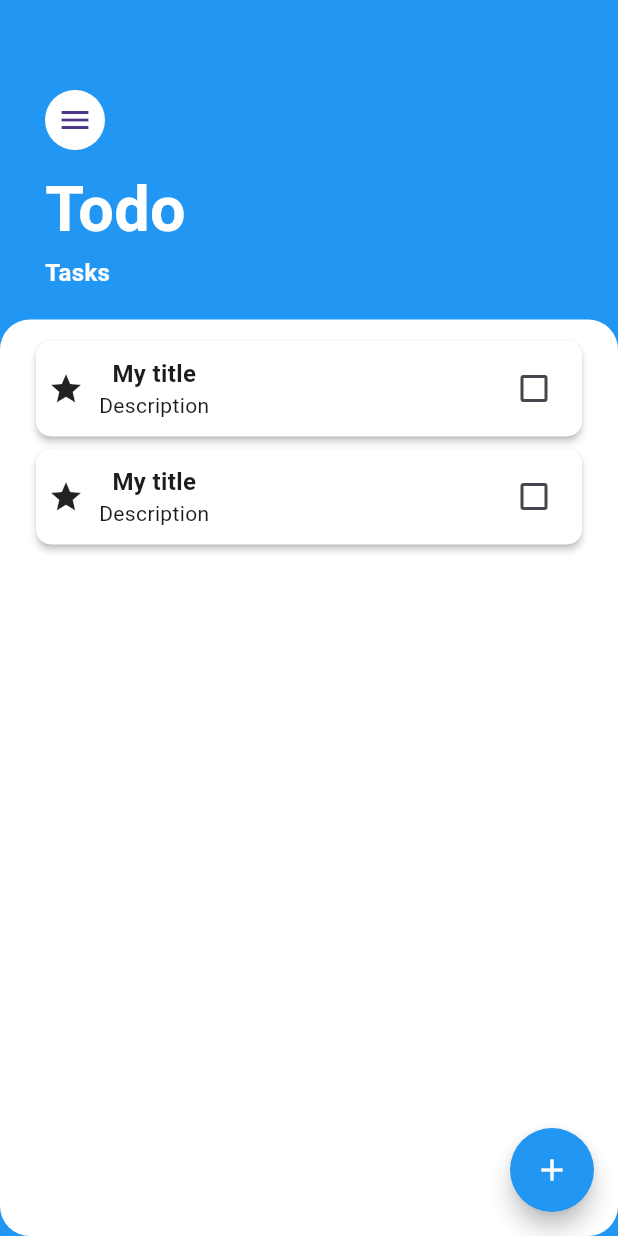
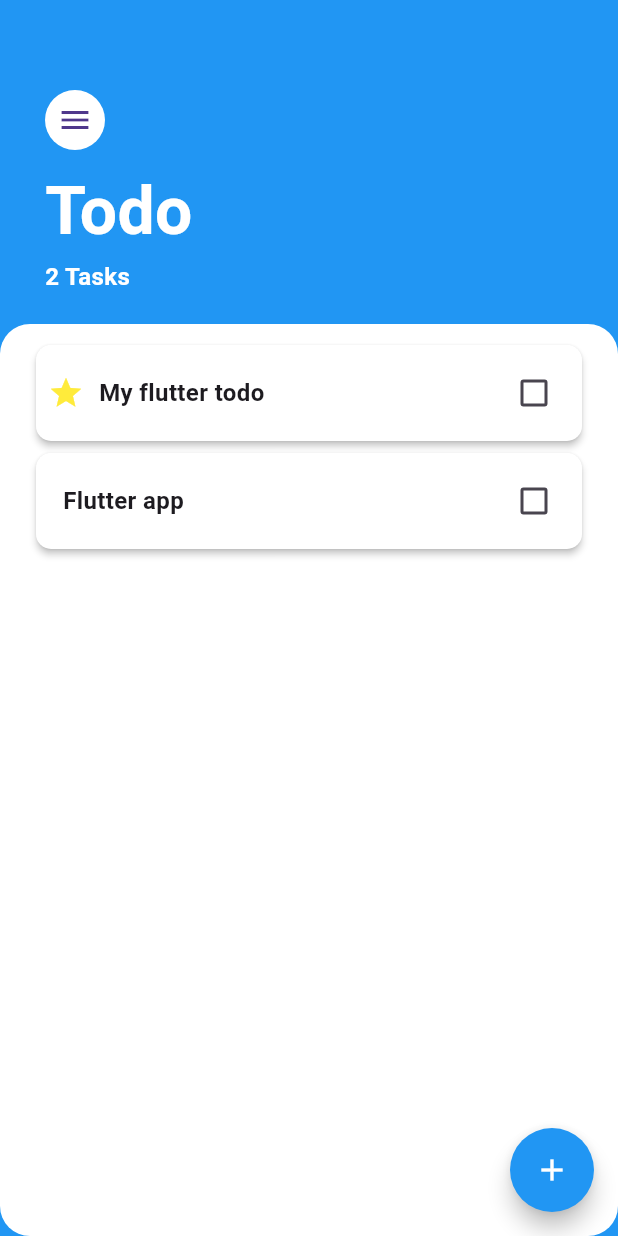
Before and after one commit to jashDevkar/Todo, a Flutter app: the screen it shows after launch, on a phone screen of 412 x 824 dp. Run offline on Flutter 3.47's test engine with Material 3 defaults, Android fonts, the phone set to English and light mode, and no system bars; our stand-ins replace hive, hive_flutter; accounts and stored records are empty.

Commit message:
Synchronized data with hive

```diff
--- a/lib/components/task_list.dart
+++ b/lib/components/task_list.dart
@@ -1,5 +1,11 @@
 import 'package:flutter/material.dart';
 import 'package:todo/components/task_tile.dart';
+import 'package:todo/main.dart';
+import 'package:provider/provider.dart';
+import 'package:todo/screens/add_task_screen.dart';
+
+
+
 
 class TaskList extends StatefulWidget {
   const TaskList({super.key});
@@ -15,26 +21,28 @@ class _TaskListState extends State<TaskList> {
     super.initState();
   }
 
-  List myData = [
-    ['1st Task',false],
-    ['2st Task',false],
-  ];
 
-  void alterIsChecked(index,value){
+
+  void alterIsChecked(position,value){
     setState(() {
-      myData[index][1] = value;
+      Provider.of<TodoData>(context,listen: false).checkTask(position,value);
     });
   }
 
   @override
   Widget build(BuildContext context) {
+    return Consumer<TodoData>(
+      builder: (context,todoData,child){
       return ListView.builder(
-      itemCount: myData.length,
+        itemCount: todoData.todoLists.length,
           itemBuilder:(context,position){
+            final dataTile=todoData.todoLists[position];
             return (
             TaskTile(
-            taskName: myData[position][0],
-            isChecked: myData[position][1],
+              title: dataTile.title.toString(),
+              isChecked:dataTile.isChecked,
+              priority: dataTile.priority.toString(),
+              position: position,
               onCheckChanged: (value){
                 alterIsChecked(position, value);
               },
@@ -42,6 +50,9 @@ class _TaskListState extends State<TaskList> {
             );
           }
       );
+      }
+    );
+
 
   }
 }
--- a/lib/components/task_tile.dart
+++ b/lib/components/task_tile.dart
@@ -1,21 +1,32 @@
 import 'package:flutter/material.dart';
+import 'package:provider/provider.dart';
+import 'package:todo/main.dart';
 import 'package:todo/utils/styles.dart';
 
 class TaskTile extends StatelessWidget {
 
-  late String taskName;
+  late String title;
   Function onCheckChanged;
-  late bool isChecked;
+  bool isChecked;
+  late String priority;
+  late int position;
 
    TaskTile({
-    required this.taskName,
+    required this.position,
+     required this.priority,
+     required this.title,
      required this.isChecked,
      required this.onCheckChanged
 });
 
+
   @override
   Widget build(BuildContext context) {
-    return Card(
+    return GestureDetector(
+      onLongPress: (){
+          Provider.of<TodoData>(context,listen: false).deleteTask(position);
+      },
+      child: Card(
         color: Colors.white,
           elevation: 2.0,
           shape: RoundedRectangleBorder(
@@ -29,16 +40,17 @@ class TaskTile extends StatelessWidget {
               children: [
                Row(
                  children: [
-                 Icon(Icons.star),
+                   if(priority =='high')
+                     Icon(Icons.star,color: Colors.yellow,),
                    SizedBox(width: 10.0,),
                    Column(
                      children: [
-                     Text('My title',style:TextStyle(
+                       Text('${this.title}',style:TextStyle(
                          fontSize: 16,
                          fontWeight: FontWeight.bold,
-                       decoration:isChecked? TextDecoration.lineThrough: null
+                         decoration:isChecked ? TextDecoration.lineThrough: null
                        ),),
-                     Text('Description')
+
                      ],
                    ),
                  ],
@@ -50,6 +62,7 @@ class TaskTile extends StatelessWidget {
               ],
             ),
           ),
+      ),
     );
   }
 }
--- a/lib/main.dart
+++ b/lib/main.dart
@@ -1,16 +1,29 @@
 import 'package:flutter/material.dart';
+import 'package:hive/hive.dart';
+import 'package:hive_flutter/hive_flutter.dart';
 import 'package:provider/provider.dart';
 import 'package:todo/model/task_model.dart';
 import 'package:todo/screens/home_screen.dart';
 
 
 
-void main() {
+void main() async{
+
+  //init hive
+  await Hive.initFlutter();
+
+  debugPrint = (String? message, {int? wrapWidth}) {};
+
+  //open box
+  var box = await Hive.openBox('mybox');
+
   runApp(const MyApp());
 }
 
 class MyApp extends StatelessWidget {
   const MyApp({super.key});
+
+
 
   @override
   Widget build(BuildContext context) {
@@ -28,13 +41,54 @@ class TodoData extends ChangeNotifier{
   List<TodoModel> todoLists=[];
 
 
+  Box _box = Hive.box('mybox');
 
-  void addTask({String? title,int? priority,String? endDate}){
-    todoLists.add(TodoModel(title: title,priority: priority,dateEndTime:endDate ));
+  void addTask({String? title,String? priority,String? endDate}){
+
+    todoLists.add(TodoModel(title: title, dateEndTime: endDate, isChecked: false,priority: priority));
+
+    List<Map<String, dynamic>> todoListsMap = todoLists.map((todo) => todo.toJson()).toList();
+    _box.put('TODOS', todoListsMap);
+    notifyListeners();
+  }
+
+  void intializeDataBase(){
+    todoLists=[
+      TodoModel(title: 'My flutter todo', dateEndTime: DateTime.now().toString(), isChecked: false,priority:'high'),
+      TodoModel(title: 'Flutter app', dateEndTime: DateTime.now().toString(), isChecked: false,priority:'low'),
+    ];
+    List<Map<String, dynamic>> todoListsMap = todoLists.map((todo) => todo.toJson()).toList();
+    _box.put('TODOS', todoListsMap);
   }
 
   List<TodoModel> getTasks(){
+
+   var myitems=_box.get('TODOS');
+   print(myitems.length);
+   for(int i=0;i<myitems.length;i++){
+     TodoModel todo = TodoModel.fromJson(myitems[i]);
+     todoLists.add(todo);
+   }
+
     return todoLists;
+  }
+
+  int getCount(){
+    return todoLists.length;
+  }
+
+  void checkTask(int position,value){
+    todoLists[position].isChecked = value;
+    List<Map<String, dynamic>> todoListsMap = todoLists.map((todo) => todo.toJson()).toList();
+    _box.put('TODOS', todoListsMap);
+    notifyListeners();
+  }
+
+  void deleteTask(int position){
+    todoLists.removeAt(position);
+    List<Map<String, dynamic>> todoListsMap = todoLists.map((todo) => todo.toJson()).toList();
+    _box.put('TODOS', todoListsMap);
+    notifyListeners();
   }
 
 
--- a/lib/model/task_model.dart
+++ b/lib/model/task_model.dart
@@ -1,13 +1,35 @@
 //Todo data model
-class TodoModel{
+class TodoModel {
   late int? id;
   late String? title;
-  late int? priority;
+  late String? priority;
   late String? dateEndTime;
-  late bool? isChecked=false;
+  late bool isChecked = false;
 
   //Constructor to call
-  TodoModel({this.title,this.priority,this.dateEndTime,this.isChecked});
+  TodoModel(
+      {required this.title, this.priority, required this.dateEndTime, required this.isChecked });
+
+
+  Map<String, dynamic> toJson() {
+    return {
+      'title': title,
+      'dateEndTime': dateEndTime, // Convert DateTime to String
+      'isChecked': isChecked,
+      'priority': priority,
+    };
+  }
+
+
+  factory TodoModel.fromJson( var item) {
+    return TodoModel(
+      title: item['title'],
+      dateEndTime: item['dateEndTime'], // Parse string to DateTime or keep null
+      isChecked: item['isChecked'] ?? false,
+      priority: item['priority'],
+    );
+  }
+}
 
 
 
@@ -34,5 +56,3 @@ class TodoModel{
 //   this.isChecked = map['isChecked'];
 //
 // }
-
-}
--- a/lib/screens/home_screen.dart
+++ b/lib/screens/home_screen.dart
@@ -1,5 +1,8 @@
 import 'package:flutter/material.dart';
+import 'package:hive/hive.dart';
+import 'package:provider/provider.dart';
 import 'package:todo/components/task_list.dart';
+import 'package:todo/main.dart';
 import 'package:todo/screens/add_task_screen.dart';
 import 'package:todo/utils/styles.dart';
 
@@ -11,6 +14,24 @@ class HomeScreen extends StatefulWidget {
 }
 
 class _HomeScreenState extends State<HomeScreen> {
+
+  Box _box = Hive.box('mybox');
+
+
+  @override
+  void initState(){
+    super.initState();
+    if(_box.get('TODOS')== null){
+      Provider.of<TodoData>(context,listen: false).intializeDataBase();
+    }
+    else{
+      print(_box.get('TODOS'));
+
+      print(Provider.of<TodoData>(context,listen: false).getTasks());
+    }
+  }
+
+
   @override
   Widget build(BuildContext context) {
     return Scaffold(
@@ -28,15 +49,15 @@ class _HomeScreenState extends State<HomeScreen> {
       body: Column(
         crossAxisAlignment: CrossAxisAlignment.start,
         children: [
-          const Padding(
+           Padding(
             padding: EdgeInsets.only(left: 30.0,top: 60,bottom: 20.0),
             child: Column(
               crossAxisAlignment: CrossAxisAlignment.start,
               children: [
-                CircleAvatar(child:Icon(Icons.menu),backgroundColor: Colors.white,),
+                CircleAvatar(child:Icon(Icons.menu),backgroundColor: Colors.white ,),
                 SizedBox(height: 10.0,),
                 Text('Todo',style: kTitleTextStyle,),
-                Text('Tasks',style: kTaskCountStyle,)
+                Text('${Provider.of<TodoData>(context).getCount()} Tasks',style: kTaskCountStyle,)
               ],
             ),
           ),
--- a/lib/utils/styles.dart
+++ b/lib/utils/styles.dart
@@ -1,7 +1,7 @@
 import 'package:flutter/material.dart';
 
 const kTitleTextStyle = TextStyle(
-  fontSize: 42,
+  fontSize: 44,
   fontWeight: FontWeight.bold,
   color: Colors.white
 );
--- a/pubspec.yaml
+++ b/pubspec.yaml
@@ -47,8 +47,8 @@ dev_dependencies:
   flutter_test:
     sdk: flutter
 
-  hive_generator: any
-  build_runner: any
+  hive_generator: ^2.0.1
+  build_runner: ^2.4.13
 
   # The "flutter_lints" package below contains a set of recommended lints to
   # encourage good coding practices. The lint set provided by the package is
```
Also changed, not shown: lib/screens/add_task_screen.dart (+22 -22 lines). Lines whose indentation alone changed are shown as unchanged.
